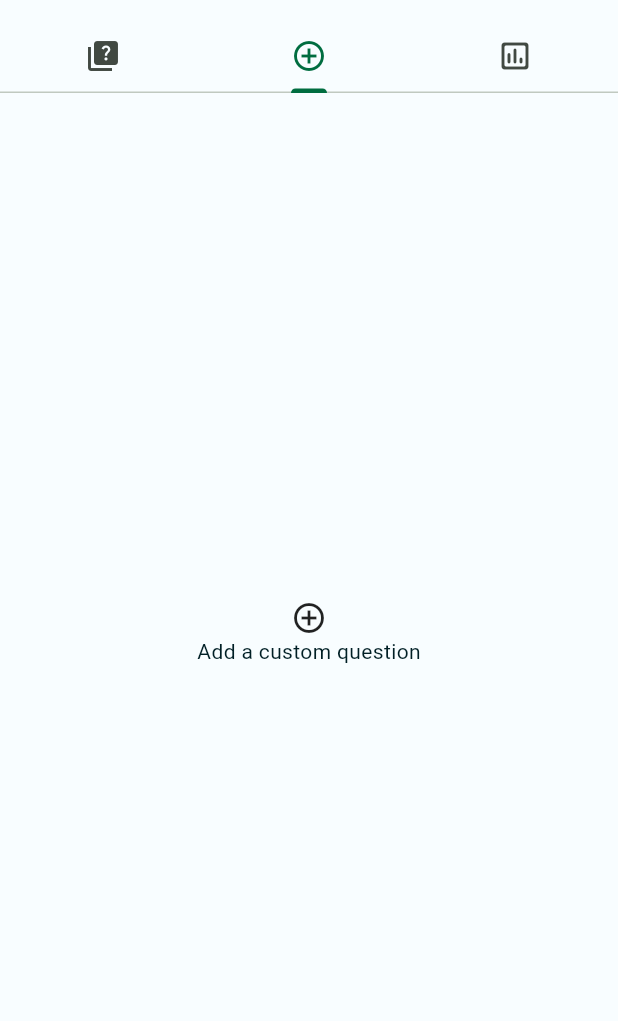
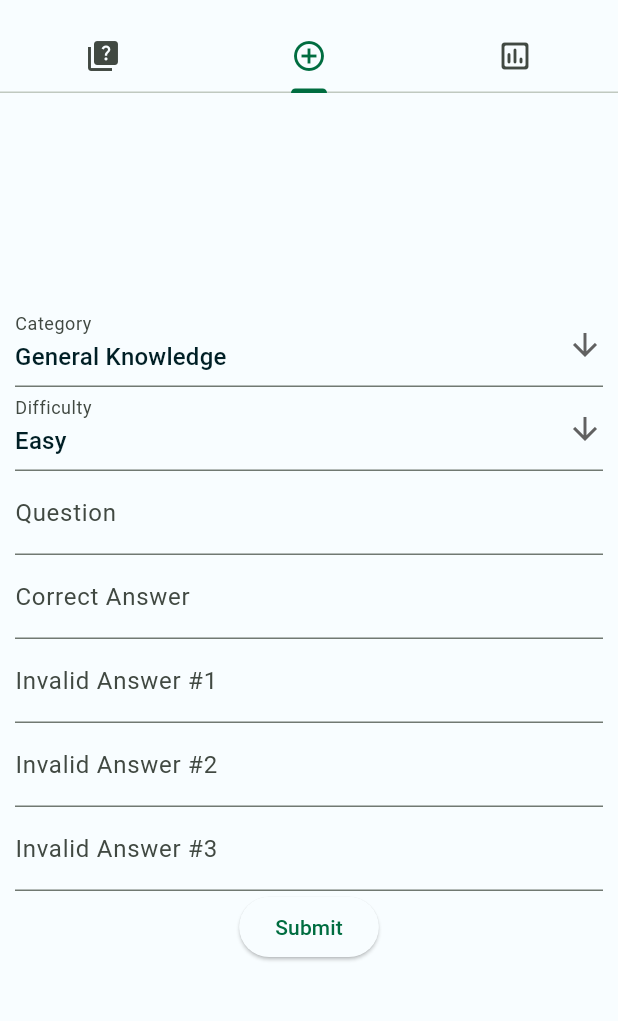
Before and after one commit to theGreyPilgrim42/PubPuzzler, a Flutter app: the screen it shows after launch, tab 2 chosen, on a phone screen of 412 x 824 dp, the part 63-1084 px from its top. Run offline on Flutter 3.47's test engine with Material 3 defaults, Android fonts, the phone set to English and light mode, and no system bars; our stand-ins replace html_unescape.

Commit message:
feat: Add AddQuestionForm

```diff
--- a/lib/main.dart
+++ b/lib/main.dart
@@ -1,6 +1,7 @@
 import 'package:flutter/material.dart';
 import 'package:pub_puzzler/domain/question.dart';
 import 'package:pub_puzzler/infra/datasources/question.dart';
+import 'package:pub_puzzler/presenter/add_question_widget.dart';
 import 'presenter/color_schemes.dart';
 
 void main() {
@@ -21,6 +22,7 @@ class MainApp extends StatelessWidget {
   }
 }
 
+// TODO: Refactor to manage state in PubPuzzlerApp Widget
 class PubPuzzlerApp extends StatelessWidget {
   const PubPuzzlerApp({
     super.key,
@@ -69,8 +71,7 @@ class PubPuzzlerApp extends StatelessWidget {
               const Column(
                 mainAxisAlignment: MainAxisAlignment.center,
                 children: [
-                  Icon(Icons.add_circle_outline),
-                  Text('Add a custom question'),
+                  AddQuestionForm(),
                 ],
               ),
               const Column(
--- /dev/null
+++ b/lib/presenter/add_question_widget.dart
@@ -0,0 +1,179 @@
+import 'package:flutter/material.dart';
+import 'package:pub_puzzler/domain/question.dart';
+
+class AddQuestionForm extends StatefulWidget {
+  const AddQuestionForm({
+    super.key
+  });
+
+  @override
+  AddQuestionState createState() {
+    return AddQuestionState();
+  }
+}
+
+class AddQuestionState extends State<AddQuestionForm> {
+  final _formKey = GlobalKey<FormState>();
+  final questionController = TextEditingController();
+  final correctAnswerController = TextEditingController();
+  final incorrectAnswerOneController = TextEditingController();
+  final incorrectAnswerTwoController = TextEditingController();
+  final incorrectAnswerThreeController = TextEditingController();
+  late Category chosenCategory;
+  late Difficulty chosenDifficulty;
+
+  void setCategory(String category) {
+    setState(() {
+      chosenCategory = Category.fromString(category);
+    });
+  }
+
+  void setDifficulty(String difficulty) {
+    setState(() {
+      chosenDifficulty = Difficulty.fromString(difficulty);
+    });
+  }
+
+  @override
+  void dispose() {
+    questionController.dispose();
+    correctAnswerController.dispose();
+    incorrectAnswerOneController.dispose();
+    incorrectAnswerTwoController.dispose();
+    incorrectAnswerThreeController.dispose();
+    super.dispose();
+  }
+
+  @override
+  Widget build(BuildContext context) {
+    return Form(
+      key: _formKey,
+      child: Padding(
+        padding: const EdgeInsets.all(10),
+        child: Column(
+          mainAxisAlignment: MainAxisAlignment.center,
+          mainAxisSize: MainAxisSize.min,
+          crossAxisAlignment: CrossAxisAlignment.center,
+          children: [
+            // TODO: Default type is multiple!!
+            CustomDropdownButton(list: Category.values.map((e) => e.name.toString()).toList(), hint: 'Category', callback: setCategory),
+            CustomDropdownButton(list: Difficulty.values.map((e) => e.name.toString()).toList(), hint: 'Difficulty', callback: setDifficulty),
+            TextFormField(
+              controller: questionController,
+              decoration: const InputDecoration(
+                labelText: 'Question'
+              ),
+              validator: (String? value) {
+                return (value == null || value.isEmpty) ? 'Please enter text' : null;
+              },
+            ),TextFormField(
+              controller: correctAnswerController,
+              decoration: const InputDecoration(
+                labelText: 'Correct Answer'
+              ),
+              validator: (String? value) {
+                return (value == null || value.isEmpty) ? 'Please enter text' : null;
+              },
+            ),
+            TextFormField(
+              controller: incorrectAnswerOneController,
+              decoration: const InputDecoration(
+                labelText: 'Invalid Answer #1'
+              ),
+              validator: (String? value) {
+                return (value == null || value.isEmpty) ? 'Please enter text' : null;
+              },
+            ),
+            TextFormField(
+              controller: incorrectAnswerTwoController,
+              decoration: const InputDecoration(
+                labelText: 'Invalid Answer #2'
+              ),
+              validator: (String? value) {
+                return (value == null || value.isEmpty) ? 'Please enter text' : null;
+              },
+            ),
+            TextFormField(
+              controller: incorrectAnswerThreeController,
+              decoration: const InputDecoration(
+                labelText: 'Invalid Answer #3'
+              ),
+              validator: (String? value) {
+                return (value == null || value.isEmpty) ? 'Please enter text' : null;
+              },
+            ),
+            ElevatedButton(
+              onPressed: () {
+                if (_formKey.currentState!.validate()) {
+                  _formKey.currentState!.save();
+                  ScaffoldMessenger.of(context).showSnackBar(
+                    const SnackBar(content: Text('Processing Data...')),
+                  );
+                  debugPrint('Category: $chosenCategory');
+                  debugPrint('Difficulty: $chosenDifficulty');
+                  debugPrint('Question: ${questionController.text}');
+                  debugPrint('Correct Answer: ${correctAnswerController.text}');
+                  debugPrint('Incorrect Answer 1: ${incorrectAnswerOneController.text}');
+                  debugPrint('Incorrect Answer 2: ${incorrectAnswerTwoController.text}');
+                  debugPrint('Incorrect Answer 3: ${incorrectAnswerThreeController.text}');
+                }
+              },
+              child: const Text('Submit'),
+            )
+          ],
+        ),
+      ),
+    );
+  }
+}
+
+class CustomDropdownButton extends StatefulWidget {
+  final List<String> list;
+  final String hint;
+  final Function callback;
+
+  const CustomDropdownButton({
+    super.key,
+    required this.list,
+    required this.hint,
+    required this.callback,
+  });
+
+  @override
+  State<CustomDropdownButton> createState() => _CustomDropdownButtonState();
+}
+
+class _CustomDropdownButtonState extends State<CustomDropdownButton> {
+  String dropdownValue = "";
+
+  @override
+  Widget build(BuildContext context) {
+    return DropdownButtonFormField<String>(
+      value: widget.list.first,
+      hint: Text(widget.hint),
+      decoration: InputDecoration(
+        labelText: widget.hint
+      ),
+      icon: const Icon(Icons.arrow_downward),
+      elevation: 16,
+      onChanged: (String? value) {
+        // This is called when the user selects an item.
+        setState(() {
+          dropdownValue = value!;
+        });
+      },
+      items: widget.list.map<DropdownMenuItem<String>>((String value) {
+        return DropdownMenuItem<String>(
+          value: value,
+          child: Text(value),
+        );
+      }).toList(),
+      validator: (value) {
+        return (value == null || value.isEmpty || !widget.list.contains(value)) ? 'Please choose a ${widget.hint}' : null;
+      },
+      onSaved: (value) {
+        widget.callback(value);
+      },
+    );
+  }
+}
```
